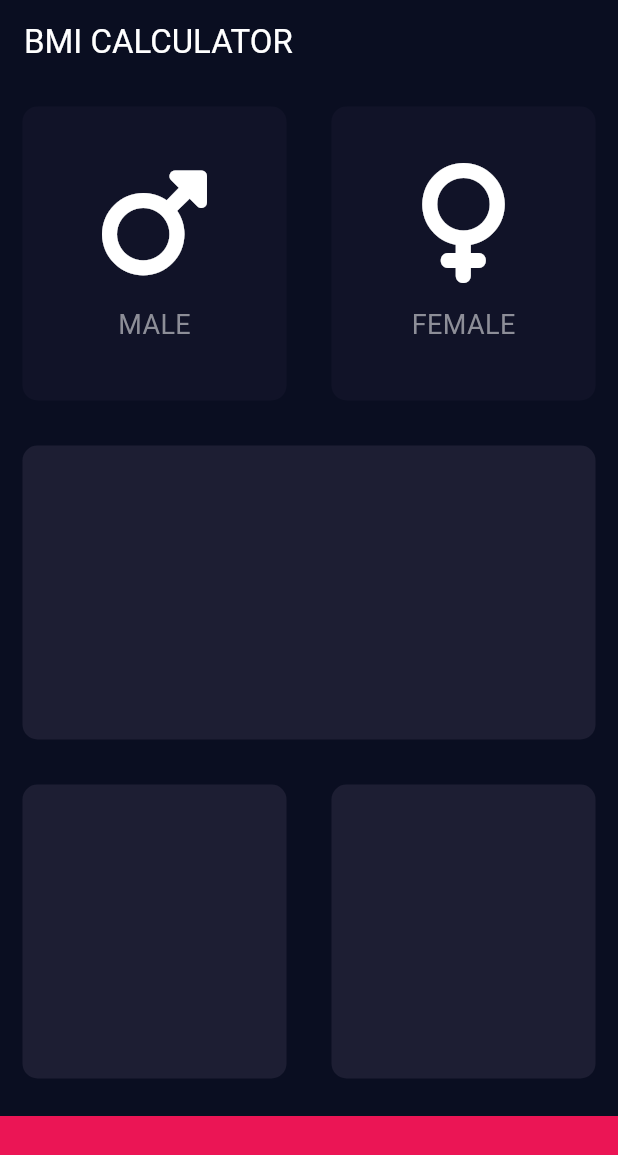
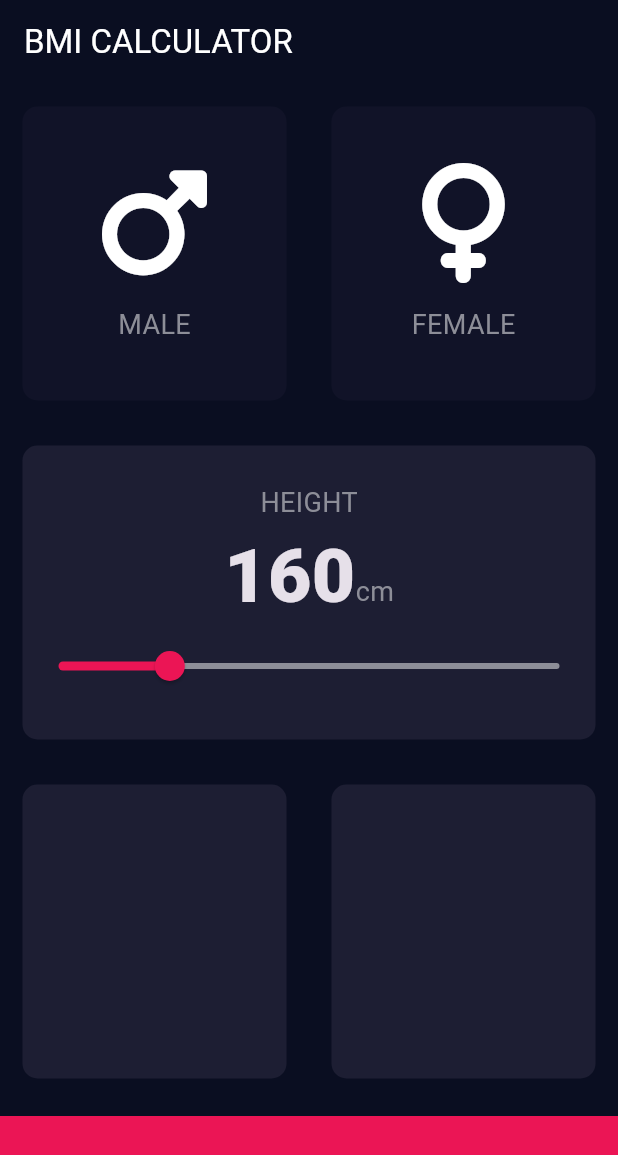
Before and after one commit to iradtaufique/bmi_calculator-, a Flutter app: the screen it shows after launch, on a phone screen of 412 x 824 dp. Shown: the top 1155 px of the screen. Run offline on Flutter 3.47's test engine with Material 3 defaults, Android fonts, the phone set to English and light mode, and no system bars; our stand-ins replace font_awesome_flutter.

Commit message:
added the layout of the card on the second row, which allow user to select height by using flutter slider

```diff
--- /dev/null
+++ b/lib/constants.dart
@@ -0,0 +1,16 @@
+import 'package:flutter/material.dart';
+
+const kActiveCardColour = Color(0xFF1D1E33);
+const kInactiveCardColor = Color(0xFF111328);
+const kBottomContainerHeight = 80.0;
+const kBottomContainerColor = Color(0xFFEB1555);
+
+const kLabelTextStyle = TextStyle(
+  fontSize: 18.0,
+  color: Color(0xFF8D8E98),
+);
+
+const kBoldTextStyle = TextStyle(
+  fontSize: 50.0,
+  fontWeight: FontWeight.w900,
+);
--- a/lib/icon_content.dart
+++ b/lib/icon_content.dart
@@ -2,10 +2,7 @@
 
 import 'package:flutter/material.dart';
 
-const labelTextStyle = TextStyle(
-  fontSize: 18.0,
-  color: Color(0xFF8D8E98),
-);
+import 'constants.dart';
 
 //this is a reusable Icon that will go in all cards
 class IconContent extends StatelessWidget {
@@ -23,7 +20,7 @@ class IconContent extends StatelessWidget {
         SizedBox(height: 15.0),
         Text(
           label!,
-          style: labelTextStyle,
+          style: kLabelTextStyle,
         ),
       ],
     );
--- a/lib/input_page.dart
+++ b/lib/input_page.dart
@@ -3,13 +3,9 @@
 import 'package:flutter/material.dart';
 import 'package:font_awesome_flutter/font_awesome_flutter.dart';
 
+import 'constants.dart';
 import 'icon_content.dart';
 import 'reusable_card.dart';
-
-const activeCardColour = Color(0xFF1D1E33);
-const inactiveCardColor = Color(0xFF111328);
-const bottomContainerHeight = 80.0;
-const bottomContainerColor = Color(0xFFEB1555);
 
 // Using Enum to create the genders
 
@@ -22,6 +18,7 @@ class InputPage extends StatefulWidget {
 
 class _InputPageState extends State<InputPage> {
   Gender? selectedGender;
+  int height = 160;
 
   @override
   Widget build(BuildContext context) {
@@ -33,6 +30,7 @@ class _InputPageState extends State<InputPage> {
           ),
         ),
         body: Column(
+          crossAxisAlignment: CrossAxisAlignment.stretch,
           children: [
             Expanded(
               child: Row(
@@ -45,8 +43,8 @@ class _InputPageState extends State<InputPage> {
                         });
                       },
                       colour: selectedGender == Gender.male
-                          ? activeCardColour
-                          : inactiveCardColor,
+                          ? kActiveCardColour
+                          : kInactiveCardColor,
                       cardChild: IconContent(
                         icon: FontAwesomeIcons.mars,
                         label: 'MALE',
@@ -61,8 +59,8 @@ class _InputPageState extends State<InputPage> {
                         });
                       },
                       colour: selectedGender == Gender.female
-                          ? activeCardColour
-                          : inactiveCardColor,
+                          ? kActiveCardColour
+                          : kInactiveCardColor,
                       cardChild: IconContent(
                         icon: FontAwesomeIcons.venus,
                         label: 'FEMALE',
@@ -77,7 +75,42 @@ class _InputPageState extends State<InputPage> {
               children: [
                 Expanded(
                   child: ReusableCard(
-                    colour: activeCardColour,
+                    colour: kActiveCardColour,
+                    cardChild: Column(
+                      mainAxisAlignment: MainAxisAlignment.center,
+                      children: [
+                        Text(
+                          'HEIGHT',
+                          style: kLabelTextStyle,
+                        ),
+                        Row(
+                          mainAxisAlignment: MainAxisAlignment.center,
+                          crossAxisAlignment: CrossAxisAlignment.baseline,
+                          textBaseline: TextBaseline.alphabetic,
+                          children: [
+                            Text(
+                              height.toString(),
+                              style: kBoldTextStyle,
+                            ),
+                            Text(
+                              'cm',
+                              style: kLabelTextStyle,
+                            )
+                          ],
+                        ),
+                        Slider(
+                            value: height.toDouble(),
+                            min: 120.0,
+                            max: 300.0,
+                            activeColor: Color(0xFFEB1555),
+                            inactiveColor: Color(0xFF8D8E98),
+                            onChanged: (double newHeight) {
+                              setState(() {
+                                height = newHeight.round();
+                              });
+                            })
+                      ],
+                    ),
                   ),
                 )
               ],
@@ -87,21 +120,21 @@ class _InputPageState extends State<InputPage> {
                 children: [
                   Expanded(
                     child: ReusableCard(
-                      colour: activeCardColour,
+                      colour: kActiveCardColour,
                     ),
                   ),
                   Expanded(
                     child: ReusableCard(
-                      colour: activeCardColour,
+                      colour: kActiveCardColour,
                     ),
                   ),
                 ],
               ),
             ),
             Container(
-              color: bottomContainerColor,
+              color: kBottomContainerColor,
               margin: EdgeInsets.only(top: 10.0),
-              height: bottomContainerHeight,
+              height: kBottomContainerHeight,
               width: double.infinity,
             )
           ],
```
